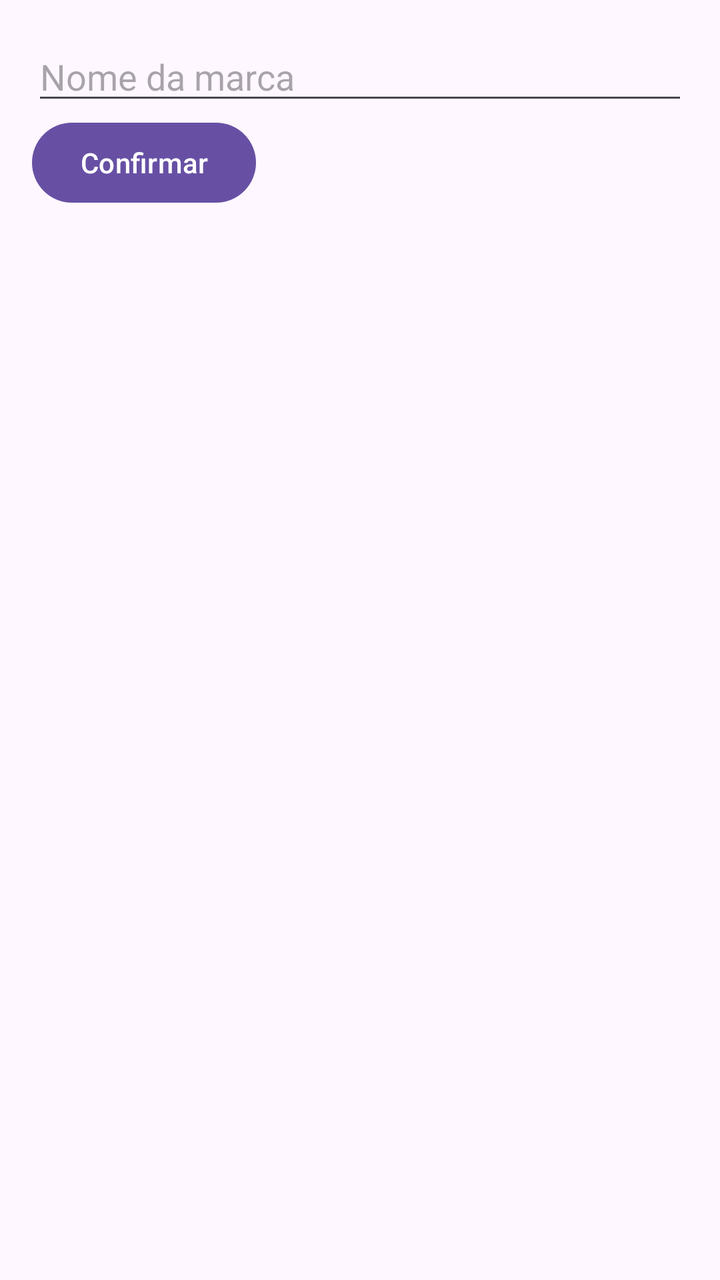
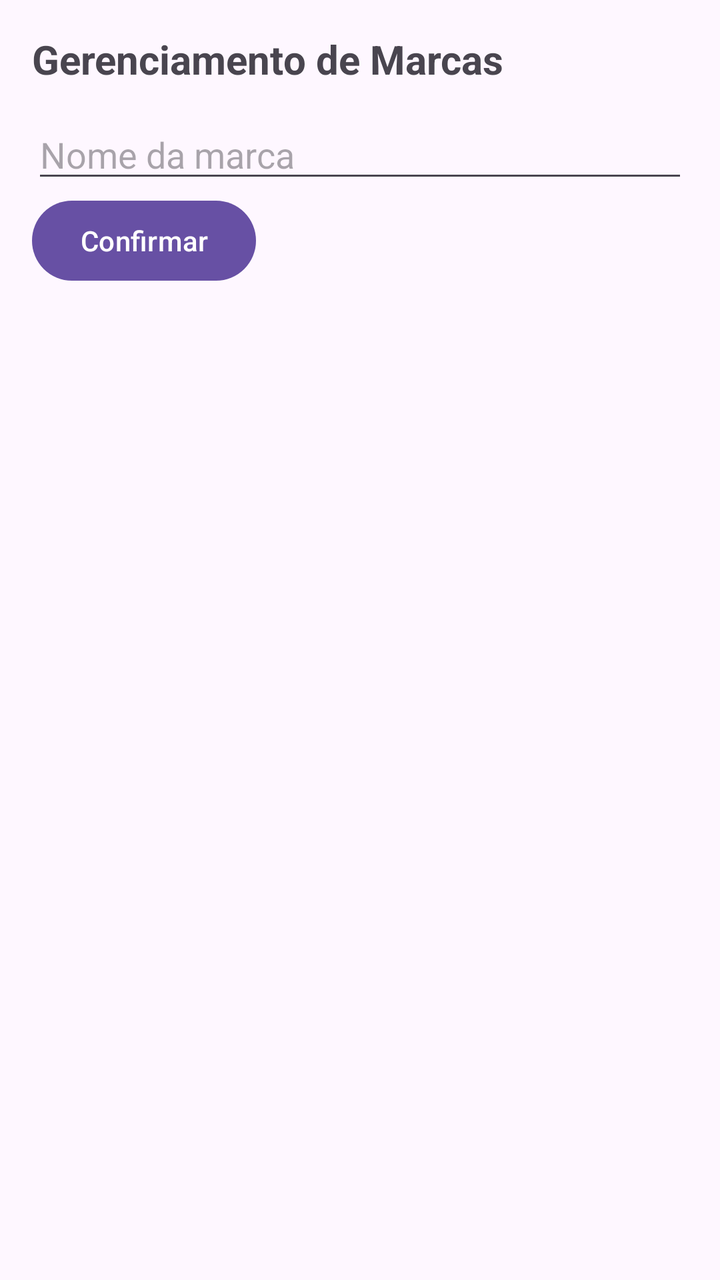

An Android layout rendered at two revisions. The XML below is the earlier revision; the diff shows what the commit changed to produce the second picture.
<!-- AndroidManifest.xml: application theme Theme.Atividade2 -->
<!-- res/layout/activity_marcas.xml -->
<?xml version="1.0" encoding="utf-8"?>
<LinearLayout xmlns:android="http://schemas.android.com/apk/res/android"
    android:id="@+id/main"
    android:layout_width="match_parent"
    android:layout_height="match_parent"
    android:orientation="vertical"
    android:padding="16dp">

    <EditText
        android:layout_width="match_parent"
        android:layout_height="wrap_content"
        android:hint="Nome da marca"
        android:id="@+id/edMarca"/>
    <Button
        android:layout_width="wrap_content"
        android:layout_height="wrap_content"
        android:text="Confirmar"
        android:id="@+id/btnConfirmar"/>
    <ListView
        android:layout_width="match_parent"
        android:layout_height="0sp"
        android:layout_weight="1"
        android:id="@+id/lista_marcas"/>

</LinearLayout>
<!-- resources referenced by this layout -->
<resources>
  <style name="Theme.Atividade2" parent="Base.Theme.Atividade2" />
  <style name="Base.Theme.Atividade2" parent="Theme.Material3.DayNight.NoActionBar">
          
          
      </style>
</resources>

<!-- the commit's change to res/layout/activity_marcas.xml (unified diff, before → after) -->
@@ -5,6 +5,14 @@
     android:layout_height="match_parent"
     android:orientation="vertical"
     android:padding="16dp">
+
+    <TextView
+        android:layout_width="match_parent"
+        android:layout_height="wrap_content"
+        android:text="Gerenciamento de Marcas"
+        android:textSize="20sp"
+        android:textStyle="bold"
+        android:layout_marginBottom="12dp"/>
 
     <EditText
         android:layout_width="match_parent"
